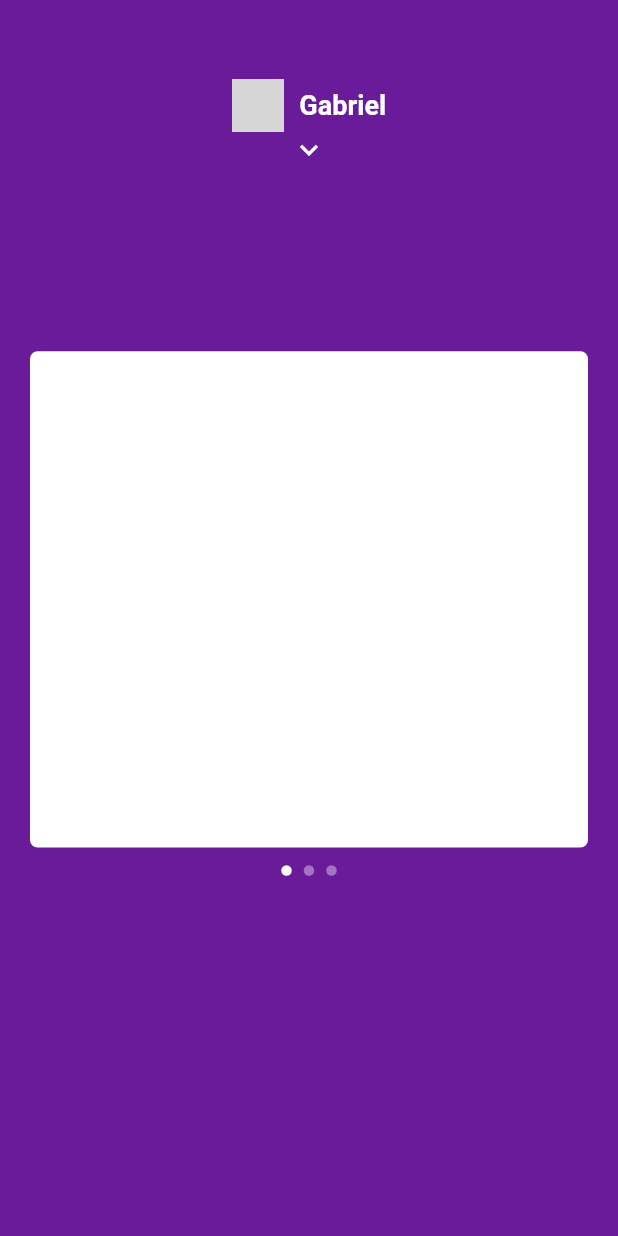
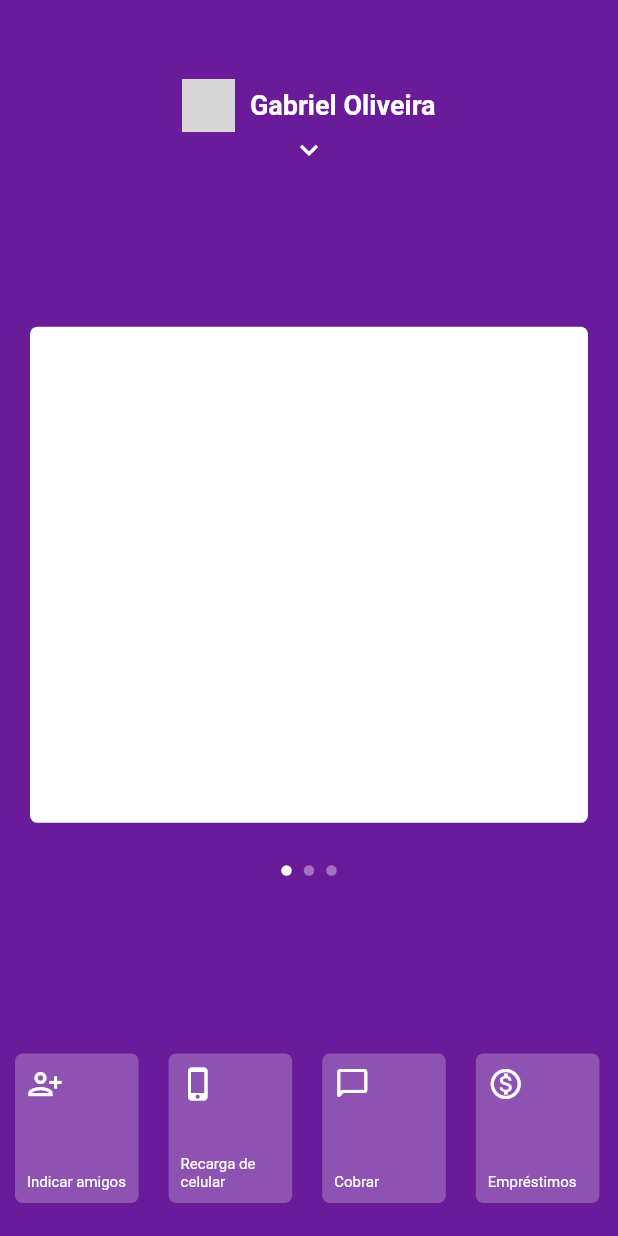
Before and after one commit to oliveiragabriel1/nubank-clone-flutter, a Flutter app: the screen it shows after launch, on a phone screen of 412 x 824 dp. Run offline on Flutter 3.47's test engine with Material 2 defaults, Android fonts, the phone set to English and light mode, and no system bars; network calls fail; grey boxes are pictures that could not be loaded.

Commit message:
feat: menu bottom

```diff
--- a/lib/pages/home/home_page.dart
+++ b/lib/pages/home/home_page.dart
@@ -1,4 +1,6 @@
 import 'package:flutter/material.dart';
+import 'package:nubank_clone/pages/home/widget/item_menu_bottom.dart';
+import 'package:nubank_clone/pages/home/widget/menu_app.dart';
 import 'package:nubank_clone/pages/home/widget/my_app_bar.dart';
 import 'package:nubank_clone/pages/home/widget/my_dots_app.dart';
 import 'package:nubank_clone/pages/home/widget/page_view_app.dart';
@@ -11,16 +13,22 @@ class HomePage extends StatefulWidget {
 class _HomePageState extends State<HomePage> {
   late bool _showMenu;
   late int _currentIndex;
+  late double _yPosition;
+
   @override
   void initState() {
     super.initState();
     _showMenu = false;
     _currentIndex = 0;
+    _yPosition = 0;
   }
 
   @override
   Widget build(BuildContext context) {
-    double _screenHeight = MediaQuery.of(context).size.height;
+    double _screenHeigth = MediaQuery.of(context).size.height;
+    if (_yPosition == 0) {
+      _yPosition = MediaQuery.of(context).size.height * .24;
+    }
     return Scaffold(
       backgroundColor: Colors.purple[800],
       body: Stack(
@@ -31,20 +39,125 @@ class _HomePageState extends State<HomePage> {
             onTap: () {
               setState(() {
                 _showMenu = !_showMenu;
+                _yPosition =
+                    _showMenu ? _screenHeigth * .85 : _screenHeigth * .24;
               });
             },
           ),
+          MenuApp(
+            top: _screenHeigth * 0.22,
+            showMenu: _showMenu,
+          ),
           PageViewApp(
-            top: _screenHeight * 0.26,
+            showMenu: _showMenu,
+            top: _yPosition,
+            onPanUpdate: (details) {
+              double positionBottomLimit = _screenHeigth * .85;
+              double positionTopLimit = _screenHeigth * .24;
+              double midlePosition = positionBottomLimit - positionTopLimit;
+              midlePosition = midlePosition / 2;
+              setState(() {
+                _yPosition += details.delta.dy;
+
+                _yPosition = _yPosition < positionTopLimit
+                    ? positionTopLimit
+                    : _yPosition;
+
+                _yPosition = _yPosition > positionBottomLimit
+                    ? positionBottomLimit
+                    : _yPosition;
+
+                if (_yPosition != positionBottomLimit &&
+                    details.delta.dy > 0 &&
+                    _yPosition >
+                        positionTopLimit +
+                            midlePosition -
+                            _screenHeigth * .24) {
+                  _yPosition = positionBottomLimit;
+                }
+
+                if (_yPosition != positionTopLimit &&
+                    details.delta.dy < 0 &&
+                    _yPosition < positionBottomLimit - midlePosition) {
+                  _yPosition = positionTopLimit;
+                  // ? positionTopLimit
+                  // : _yPosition;
+                }
+
+                if (_yPosition == positionBottomLimit) {
+                  _showMenu = true;
+                } else if (_yPosition == positionTopLimit) {
+                  _showMenu = false;
+                }
+              });
+            },
             onChange: (index) {
               setState(() {
                 _currentIndex = index;
               });
             },
           ),
-          Positioned(
-              top: _screenHeight * 0.70,
-              child: MyDotApp(currentIndex: _currentIndex))
+          MyDotApp(
+            showMenu: _showMenu,
+            currentIndex: _currentIndex,
+            top: _screenHeigth * 0.70,
+          ),
+          AnimatedPositioned(
+            duration: Duration(milliseconds: 200),
+            bottom:
+                !_showMenu ? 10 + MediaQuery.of(context).padding.bottom : -20,
+            left: 0,
+            right: 0,
+            height: _screenHeigth * 0.15,
+            child: AnimatedOpacity(
+              opacity: !_showMenu ? 1 : 0,
+              duration: Duration(milliseconds: 100),
+              child: Container(
+                child: ListView(
+                  scrollDirection: Axis.horizontal,
+                  physics: BouncingScrollPhysics(),
+                  children: <Widget>[
+                    ItemMenuBottom(
+                      icon: Icons.person_add_alt,
+                      text: "Indicar amigos",
+                    ),
+                    ItemMenuBottom(
+                      icon: Icons.phone_iphone_outlined,
+                      text: "Recarga de celular",
+                    ),
+                    ItemMenuBottom(
+                      icon: Icons.chat_bubble_outline_rounded,
+                      text: "Cobrar",
+                    ),
+                    ItemMenuBottom(
+                      icon: Icons.monetization_on_outlined,
+                      text: "Empréstimos",
+                    ),
+                    ItemMenuBottom(
+                      icon: Icons.move_to_inbox,
+                      text: "Depositar",
+                    ),
+                    ItemMenuBottom(
+                      icon: Icons.mobile_screen_share,
+                      text: "Transferir",
+                    ),
+                    ItemMenuBottom(
+                      icon: Icons.format_align_center,
+                      text: "Ajustar limite",
+                    ),
+                    ItemMenuBottom(
+                      icon: Icons.qr_code,
+                      text: "Pagar",
+                    ),
+                    ItemMenuBottom(
+                      icon: Icons.lock_open_rounded,
+                      text: "Bloquear cartão",
+                    ),
+                  ],
+                ),
+              ),
+            ),
+          )
         ],
       ),
     );
--- /dev/null
+++ b/lib/pages/home/widget/item_menu.dart
@@ -0,0 +1,52 @@
+import 'package:flutter/material.dart';
+
+class ItemMenu extends StatelessWidget {
+  final IconData icon;
+  final String text;
+
+  const ItemMenu({Key? key, required this.icon, required this.text})
+      : super(key: key);
+
+  @override
+  Widget build(BuildContext context) {
+    return Container(
+      height: 40,
+      decoration: BoxDecoration(
+        border: Border(
+          bottom: BorderSide(width: 0.7, color: Colors.white54),
+          top: BorderSide(width: 0.7, color: Colors.white54),
+        ),
+      ),
+      child: TextButton(
+        onPressed: () {},
+        style: ButtonStyle(
+          overlayColor: MaterialStateProperty.all(Colors.purple[900]),
+          foregroundColor: MaterialStateProperty.all(Colors.white),
+        ),
+        child: Row(
+          mainAxisAlignment: MainAxisAlignment.spaceBetween,
+          children: [
+            Row(
+              children: [
+                Icon(
+                  icon,
+                ),
+                SizedBox(
+                  width: 15,
+                ),
+                Text(
+                  text,
+                  style: TextStyle(fontSize: 12),
+                )
+              ],
+            ),
+            Icon(
+              Icons.chevron_right,
+              size: 16,
+            )
+          ],
+        ),
+      ),
+    );
+  }
+}
--- /dev/null
+++ b/lib/pages/home/widget/item_menu_bottom.dart
@@ -0,0 +1,36 @@
+import 'package:flutter/material.dart';
+
+class ItemMenuBottom extends StatelessWidget {
+  final IconData icon;
+  final String text;
+  const ItemMenuBottom({Key? key, required this.icon, required this.text})
+      : super(key: key);
+
+  @override
+  Widget build(BuildContext context) {
+    return Padding(
+      padding: const EdgeInsets.symmetric(horizontal: 10, vertical: 12),
+      child: Container(
+        width: MediaQuery.of(context).size.width * 0.20,
+        decoration: BoxDecoration(
+          borderRadius: BorderRadius.circular(5),
+          color: Colors.white24,
+        ),
+        child: Padding(
+          padding: const EdgeInsets.all(8.0),
+          child: Column(
+            mainAxisAlignment: MainAxisAlignment.spaceBetween,
+            crossAxisAlignment: CrossAxisAlignment.start,
+            children: [
+              Icon(icon),
+              Text(
+                text,
+                style: TextStyle(fontSize: 10),
+              ),
+            ],
+          ),
+        ),
+      ),
+    );
+  }
+}
--- /dev/null
+++ b/lib/pages/home/widget/menu_app.dart
@@ -0,0 +1,131 @@
+import 'package:flutter/material.dart';
+
+import 'item_menu.dart';
+
+class MenuApp extends StatelessWidget {
+  final double top;
+  final bool showMenu;
+  const MenuApp({Key? key, required this.top, required this.showMenu})
+      : super(key: key);
+
+  final String qrcode =
+      "https://upload.wikimedia.org/wikipedia/commons/thumb/d/d0/QR_code_for_mobile_English_Wikipedia.svg/1200px-QR_code_for_mobile_English_Wikipedia.svg.png";
+  @override
+  Widget build(BuildContext context) {
+    return Positioned(
+      top: top,
+      left: 0,
+      right: 0,
+      child: AnimatedOpacity(
+        opacity: showMenu ? 1 : 0,
+        duration: Duration(milliseconds: 100),
+        child: Container(
+          height: MediaQuery.of(context).size.height * 0.80,
+          child: Column(
+            children: <Widget>[
+              Image.network(
+                qrcode,
+                height: 100,
+                color: Colors.white,
+              ),
+              Text.rich(
+                TextSpan(
+                  text: "Banco ",
+                  children: [
+                    TextSpan(
+                        text: "260 - Nu Pagamentos S.A",
+                        style: TextStyle(fontWeight: FontWeight.bold)),
+                  ],
+                ),
+                style: TextStyle(fontSize: 12),
+              ),
+              SizedBox(height: 5),
+              Text.rich(
+                TextSpan(
+                  text: "Agência ",
+                  children: [
+                    TextSpan(
+                        text: "0001",
+                        style: TextStyle(fontWeight: FontWeight.bold)),
+                  ],
+                ),
+                style: TextStyle(fontSize: 12),
+              ),
+              SizedBox(height: 5),
+              Text.rich(
+                TextSpan(
+                  text: "Conta ",
+                  children: [
+                    TextSpan(
+                        text: "000000-0",
+                        style: TextStyle(fontWeight: FontWeight.bold)),
+                  ],
+                ),
+                style: TextStyle(fontSize: 12),
+              ),
+              SizedBox(height: 15),
+              SingleChildScrollView(
+                child: Padding(
+                  padding: const EdgeInsets.symmetric(horizontal: 30),
+                  child: Column(
+                    children: <Widget>[
+                      ItemMenu(
+                        icon: Icons.info_outline,
+                        text: "Me ajuda",
+                      ),
+                      ItemMenu(
+                        icon: Icons.person_outline,
+                        text: "Perfil",
+                      ),
+                      ItemMenu(
+                        icon: Icons.settings_outlined,
+                        text: "Configurar contar",
+                      ),
+                      ItemMenu(
+                        icon: Icons.credit_card_outlined,
+                        text: "Configurar cartão",
+                      ),
+                      ItemMenu(
+                        icon: Icons.store_mall_directory_outlined,
+                        text: "Pedir conta PJ",
+                      ),
+                      ItemMenu(
+                        icon: Icons.phone_android_outlined,
+                        text: "Configurações do app",
+                      ),
+                      SizedBox(
+                        height: 25,
+                      ),
+                      Container(
+                        height: 40,
+                        width: double.infinity,
+                        decoration: BoxDecoration(
+                          border: Border.all(
+                            width: 0.7,
+                            color: Colors.white54,
+                          ),
+                        ),
+                        child: TextButton(
+                            onPressed: () {},
+                            style: ButtonStyle(
+                              overlayColor:
+                                  MaterialStateProperty.all(Colors.purple[900]),
+                              foregroundColor:
+                                  MaterialStateProperty.all(Colors.white),
+                            ),
+                            child: Text(
+                              "SAIR DO APP",
+                              style: TextStyle(fontSize: 12),
+                            )),
+                      ),
+                    ],
+                  ),
+                ),
+              )
+            ],
+          ),
+        ),
+      ),
+    );
+  }
+}
--- a/lib/pages/home/widget/my_app_bar.dart
+++ b/lib/pages/home/widget/my_app_bar.dart
@@ -1,21 +1,22 @@
 import 'package:flutter/material.dart';
 
 class MyAppBar extends StatelessWidget {
-
-  final String logo = "https://logospng.org/download/nubank/logo-nu-nubank-roxo-icon-2048.png";
+  final String logo =
+      "https://logospng.org/download/nubank/logo-nu-nubank-roxo-icon-2048.png";
 
   final bool showMenu;
   final VoidCallback onTap;
 
-  const MyAppBar({Key? key, required this.showMenu, required this.onTap}) : super(key: key);
+  const MyAppBar({Key? key, required this.showMenu, required this.onTap})
+      : super(key: key);
 
   @override
   Widget build(BuildContext context) {
     return Column(
       children: <Widget>[
         SizedBox(
-            height: MediaQuery.of(context).padding.top,
-          ),
+          height: MediaQuery.of(context).padding.top,
+        ),
         GestureDetector(
           onTap: onTap,
           child: Container(
@@ -27,14 +28,18 @@ class MyAppBar extends StatelessWidget {
                 Row(
                   mainAxisAlignment: MainAxisAlignment.center,
                   children: <Widget>[
-                    Image.network(logo,
+                    Image.network(
+                      logo,
                       height: 35,
                       color: Colors.white,
                     ),
-                    SizedBox(width: 10,),
-                    Text("Gabriel", style: TextStyle(
-                      fontWeight: FontWeight.bold,
-                      fontSize: 18),
+                    SizedBox(
+                      width: 10,
+                    ),
+                    Text(
+                      "Gabriel Oliveira",
+                      style:
+                          TextStyle(fontWeight: FontWeight.bold, fontSize: 18),
                     )
                   ],
                 ),
--- a/lib/pages/home/widget/my_dots_app.dart
+++ b/lib/pages/home/widget/my_dots_app.dart
@@ -2,22 +2,34 @@ import 'package:flutter/material.dart';
 
 class MyDotApp extends StatelessWidget {
   final int currentIndex;
-
+  final double top;
+  final bool showMenu;
   Color getColor(int index) {
     return index == currentIndex ? Colors.white : Colors.white38;
   }
 
-  const MyDotApp({Key? key, required this.currentIndex}) : super(key: key);
+  const MyDotApp(
+      {Key? key,
+      required this.currentIndex,
+      required this.top,
+      required this.showMenu})
+      : super(key: key);
 
   @override
   Widget build(BuildContext context) {
-    return Row(
+    return Positioned(
+      top: top,
+      child: AnimatedOpacity(
+        duration: Duration(milliseconds: 100),
+        opacity: showMenu ? 0 : 1,
+        child: Row(
           children: <Widget>[
             AnimatedContainer(
               duration: Duration(milliseconds: 300),
               height: 7,
               width: 7,
-          decoration: BoxDecoration(color: getColor(0), shape: BoxShape.circle),
+              decoration:
+                  BoxDecoration(color: getColor(0), shape: BoxShape.circle),
             ),
             SizedBox(
               width: 8,
@@ -26,7 +38,8 @@ class MyDotApp extends StatelessWidget {
               duration: Duration(milliseconds: 300),
               height: 7,
               width: 7,
-          decoration: BoxDecoration(color: getColor(1), shape: BoxShape.circle),
+              decoration:
+                  BoxDecoration(color: getColor(1), shape: BoxShape.circle),
             ),
             SizedBox(
               width: 8,
@@ -35,9 +48,12 @@ class MyDotApp extends StatelessWidget {
               duration: Duration(milliseconds: 300),
               height: 7,
               width: 7,
-          decoration: BoxDecoration(color: getColor(2), shape: BoxShape.circle),
+              decoration:
+                  BoxDecoration(color: getColor(2), shape: BoxShape.circle),
             ),
           ],
+        ),
+      ),
     );
   }
 }
--- a/lib/pages/home/widget/page_view_app.dart
+++ b/lib/pages/home/widget/page_view_app.dart
@@ -5,25 +5,40 @@ import 'card_app.dart';
 class PageViewApp extends StatelessWidget {
   final double top;
   final ValueChanged<int> onChange;
-  const PageViewApp({Key? key, required this.top, required this.onChange})
+  final GestureDragUpdateCallback onPanUpdate;
+  final bool showMenu;
+
+  const PageViewApp(
+      {Key? key,
+      required this.top,
+      required this.onChange,
+      required this.onPanUpdate,
+      required this.showMenu})
       : super(key: key);
 
   @override
   Widget build(BuildContext context) {
-    return Positioned(
+    return AnimatedPositioned(
+      duration: Duration(milliseconds: 150),
+      curve: Curves.easeOut,
       top: top,
       height: MediaQuery.of(context).size.height * 0.45,
       left: 0,
       right: 0,
+      child: GestureDetector(
+        onPanUpdate: onPanUpdate,
         child: PageView(
           onPageChanged: onChange,
-        physics: BouncingScrollPhysics(),
+          physics: showMenu
+              ? NeverScrollableScrollPhysics()
+              : BouncingScrollPhysics(),
           children: <Widget>[
             CardApp(),
             CardApp(),
             CardApp(),
           ],
         ),
+      ),
     );
   }
 }
```
Also changed, not shown: assets/nubank_clone.gif (added). Lines whose indentation alone changed are shown as unchanged.
